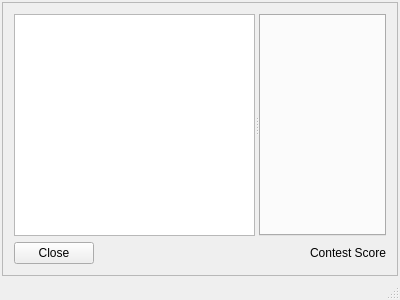
The window that mqt/MqtMonitor/MonitorMain.ui (zsteva/backup-minos2) describes before a commit, drawn with Qt 5.
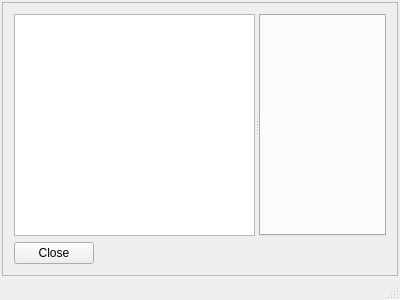
The same window after the commit. Custom widgets are drawn as their Qt base class.

Commit message: More sorting out of monitorLogCategory

Patch:
```diff
--- a/mqt/MqtMonitor/MonitorMain.ui
+++ b/mqt/MqtMonitor/MonitorMain.ui
@@ -93,19 +93,6 @@
            </property>
           </spacer>
          </item>
-         <item>
-          <widget class="QLabel" name="scoreLabel">
-           <property name="sizePolicy">
-            <sizepolicy hsizetype="Preferred" vsizetype="Preferred">
-             <horstretch>0</horstretch>
-             <verstretch>0</verstretch>
-            </sizepolicy>
-           </property>
-           <property name="text">
-            <string>Contest Score</string>
-           </property>
-          </widget>
-         </item>
         </layout>
        </item>
       </layout>
```
The commit also changes 14 other files.
